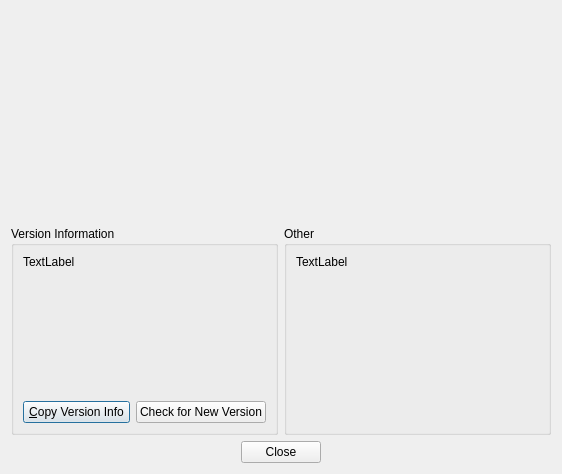
Old version of the form librecad/src/ui/dialogs/main/lc_dlgabout.ui in the repository LibreCAD/LibreCAD.
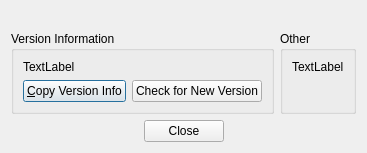
New version of the form. Icons and pictures are not drawn.

Commit message: Issue #1914: update logo in About message

What changed in the file:
```diff
--- a/librecad/src/ui/dialogs/main/lc_dlgabout.ui
+++ b/librecad/src/ui/dialogs/main/lc_dlgabout.ui
@@ -2,19 +2,26 @@
 <ui version="4.0">
  <class>LC_DlgAbout</class>
  <widget class="QDialog" name="LC_DlgAbout">
-  <property name="geometry">
-   <rect>
-    <x>0</x>
-    <y>0</y>
-    <width>562</width>
-    <height>474</height>
-   </rect>
-  </property>
   <property name="windowTitle">
    <string>About LibreCAD</string>
   </property>
-  <layout class="QGridLayout" name="gridLayout">
-   <item row="1" column="0">
+  <layout class="QVBoxLayout" name="verticalLayout">
+   <item>
+    <widget class="QLabel" name="lblLogo">
+     <property name="text">
+      <string/>
+     </property>
+     <property name="scaledContents">
+      <bool>false</bool>
+     </property>
+     <property name="alignment">
+      <set>Qt::AlignmentFlag::AlignHCenter|Qt::AlignmentFlag::AlignTop</set>
+     </property>
+    </widget>
+   </item>
+   <item>
+  <layout class="QHBoxLayout" name="verticalLayout1">
+   <item>
     <widget class="QGroupBox" name="groupBox">
      <property name="maximumSize">
       <size>
@@ -29,7 +36,7 @@
       <item row="0" column="0" colspan="2">
        <widget class="QLabel" name="lVersionInfo">
         <property name="sizePolicy">
-         <sizepolicy hsizetype="Minimum" vsizetype="Minimum">
+         <sizepolicy hsizetype="Maximum" vsizetype="Maximum">
           <horstretch>0</horstretch>
           <verstretch>0</verstretch>
          </sizepolicy>
@@ -83,36 +90,7 @@
      </layout>
     </widget>
    </item>
-   <item row="3" column="0" colspan="2">
-    <widget class="QDialogButtonBox" name="buttonBox">
-     <property name="orientation">
-      <enum>Qt::Horizontal</enum>
-     </property>
-     <property name="standardButtons">
-      <set>QDialogButtonBox::Close</set>
-     </property>
-     <property name="centerButtons">
-      <bool>true</bool>
-     </property>
-    </widget>
-   </item>
-   <item row="0" column="0" colspan="2">
-    <widget class="QLabel" name="lblLogo">
-     <property name="text">
-      <string/>
-     </property>
-     <property name="pixmap">
-      <pixmap resource="../../../../res/main/main.qrc">:/main/splash_librecad.png</pixmap>
-     </property>
-     <property name="scaledContents">
-      <bool>false</bool>
-     </property>
-     <property name="alignment">
-      <set>Qt::AlignHCenter|Qt::AlignTop</set>
-     </property>
-    </widget>
-   </item>
-   <item row="1" column="1">
+   <item>
     <widget class="QGroupBox" name="groupBox_2">
      <property name="title">
       <string>Other </string>
@@ -140,6 +118,21 @@
      </layout>
     </widget>
    </item>
+   </layout>
+</item>
+   <item>
+    <widget class="QDialogButtonBox" name="buttonBox">
+     <property name="orientation">
+      <enum>Qt::Orientation::Horizontal</enum>
+     </property>
+     <property name="standardButtons">
+      <set>QDialogButtonBox::StandardButton::Close</set>
+     </property>
+     <property name="centerButtons">
+      <bool>true</bool>
+     </property>
+    </widget>
+   </item>
   </layout>
  </widget>
  <resources>
```
Left out of the diff: 12 changed lines with no effect on the pictures. The commit also changes 1 other file.
